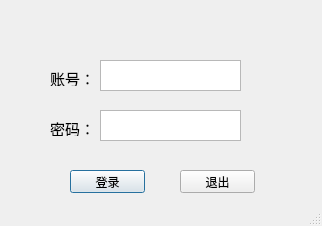
This is 登录.ui in wtsupertall/DL-GUI as Qt 5 draws it before an edit. The edited form follows.
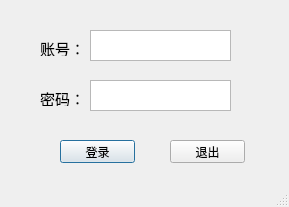
This is the edited form.

Diff of the .ui file:
```diff
--- a/登录.ui
+++ b/登录.ui
@@ -6,8 +6,8 @@
    <rect>
     <x>0</x>
     <y>0</y>
-    <width>322</width>
-    <height>226</height>
+    <width>289</width>
+    <height>207</height>
    </rect>
   </property>
   <property name="windowTitle">
@@ -19,8 +19,8 @@
   <widget class="QPushButton" name="pushButton">
    <property name="geometry">
     <rect>
-     <x>70</x>
-     <y>170</y>
+     <x>60</x>
+     <y>140</y>
      <width>75</width>
      <height>23</height>
     </rect>
@@ -32,8 +32,8 @@
   <widget class="QPushButton" name="pushButton_2">
    <property name="geometry">
     <rect>
-     <x>180</x>
-     <y>170</y>
+     <x>170</x>
+     <y>140</y>
      <width>75</width>
      <height>23</height>
     </rect>
@@ -45,8 +45,8 @@
   <widget class="QLabel" name="label">
    <property name="geometry">
     <rect>
-     <x>50</x>
-     <y>70</y>
+     <x>40</x>
+     <y>40</y>
      <width>41</width>
      <height>16</height>
     </rect>
@@ -64,8 +64,8 @@
   <widget class="QLabel" name="label_2">
    <property name="geometry">
     <rect>
-     <x>50</x>
-     <y>120</y>
+     <x>40</x>
+     <y>90</y>
      <width>41</width>
      <height>16</height>
     </rect>
@@ -83,8 +83,8 @@
   <widget class="QTextEdit" name="textEdit">
    <property name="geometry">
     <rect>
-     <x>100</x>
-     <y>60</y>
+     <x>90</x>
+     <y>30</y>
      <width>141</width>
      <height>31</height>
     </rect>
@@ -93,8 +93,8 @@
   <widget class="QTextEdit" name="textEdit_2">
    <property name="geometry">
     <rect>
-     <x>100</x>
-     <y>110</y>
+     <x>90</x>
+     <y>80</y>
      <width>141</width>
      <height>31</height>
     </rect>
```
